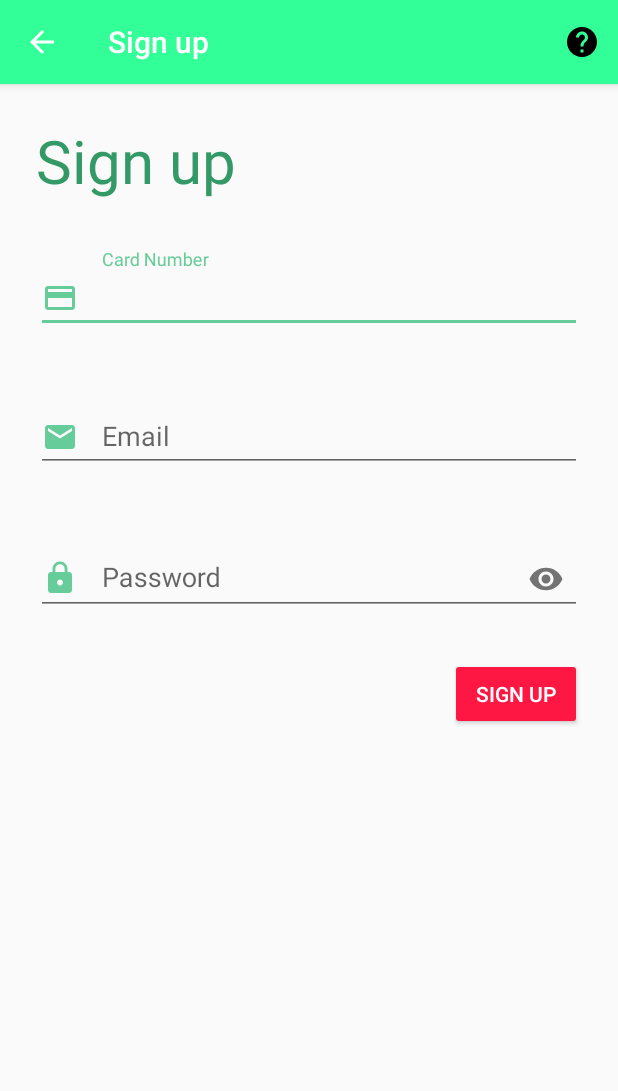
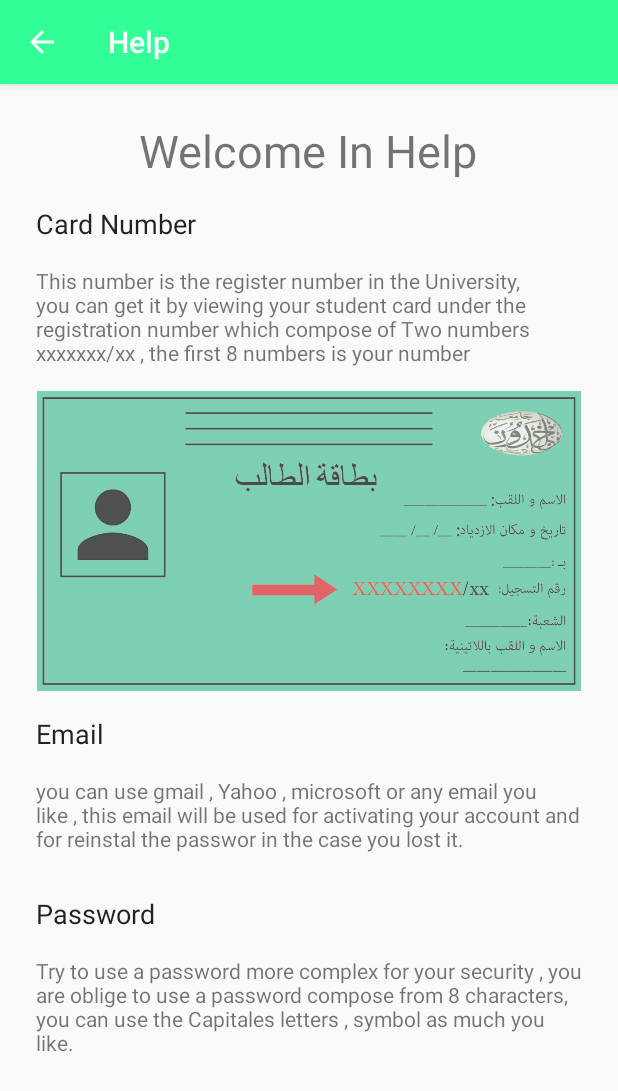
Before and after one commit to Younes-Charfaoui/Jami3aty-App, an Android app: the SignUpActivity screen opened directly, with no data from a screen before it, after a tap on "Help", on a phone screen of 412 x 824 dp. Shown: the top 1091 px of the screen. Run offline under Robolectric (Android 15) with nearby library versions, the phone set to English and light mode, and no system bars.

```diff
--- /dev/null
+++ b/app/src/main/java/com/ibnkhaldoun/studentside/HelpActivity.java
@@ -0,0 +1,21 @@
+package com.ibnkhaldoun.studentside;
+
+import android.os.Bundle;
+import android.support.design.widget.FloatingActionButton;
+import android.support.design.widget.Snackbar;
+import android.support.v7.app.AppCompatActivity;
+import android.support.v7.widget.Toolbar;
+import android.view.View;
+
+public class HelpActivity extends AppCompatActivity {
+
+    @Override
+    protected void onCreate(Bundle savedInstanceState) {
+        super.onCreate(savedInstanceState);
+        setContentView(R.layout.activity_help);
+        Toolbar toolbar = (Toolbar) findViewById(R.id.toolbar);
+        setSupportActionBar(toolbar);
+        getSupportActionBar().setDisplayHomeAsUpEnabled(true);
+    }
+
+}
--- /dev/null
+++ b/app/src/main/res/drawable/ic_help_white.xml
@@ -0,0 +1,9 @@
+<vector xmlns:android="http://schemas.android.com/apk/res/android"
+        android:width="24dp"
+        android:height="24dp"
+        android:viewportWidth="24.0"
+        android:viewportHeight="24.0">
+    <path
+        android:pathData="M12,2c-5.5,0 -10,4.5 -10,10s4.5,10 10,10c5.5,0 10,-4.5 10,-10S17.5,2 12,2zM13,19h-2v-2h2L13,19zM15.1,11.3l-0.9,0.9c-0.7,0.7 -1.2,1.3 -1.2,2.8h-2v-0.5c0,-1.1 0.5,-2.1 1.2,-2.8l1.2,-1.3c0.4,-0.4 0.6,-0.9 0.6,-1.4c0,-1.1 -0.9,-2 -2,-2s-2,0.9 -2,2h-2c0,-2.2 1.8,-4 4,-4s4,1.8 4,4C16,9.9 15.6,10.7 15.1,11.3z"
+        android:fillColor="#FFFFFF"/>
+</vector>
--- /dev/null
+++ b/app/src/main/res/layout-xlarge/content_help.xml
@@ -0,0 +1,77 @@
+<?xml version="1.0" encoding="utf-8"?>
+
+<ScrollView xmlns:android="http://schemas.android.com/apk/res/android"
+    xmlns:app="http://schemas.android.com/apk/res-auto"
+    xmlns:tools="http://schemas.android.com/tools"
+    android:layout_width="match_parent"
+    android:layout_height="match_parent"
+    android:orientation="vertical"
+    app:layout_behavior="@string/appbar_scrolling_view_behavior"
+    tools:context="com.ibnkhaldoun.studentside.HelpActivity"
+    tools:showIn="@layout/activity_help">
+
+    <LinearLayout
+        android:layout_width="match_parent"
+        android:layout_height="wrap_content"
+        android:orientation="vertical"
+        android:padding="24dp">
+
+        <TextView
+            android:layout_width="wrap_content"
+            android:layout_height="wrap_content"
+            android:layout_gravity="center_horizontal"
+            android:layout_marginBottom="16dp"
+            android:text="@string/welcome_in_help"
+            android:textSize="30sp" />
+
+        <TextView
+            android:layout_width="wrap_content"
+            android:layout_height="wrap_content"
+            android:layout_marginBottom="16dp"
+            android:text="@string/card_number_string"
+            android:textAppearance="@android:style/TextAppearance.Holo.Widget.ActionMode.Title" />
+
+        <TextView
+            android:layout_width="wrap_content"
+            android:layout_height="wrap_content"
+            android:layout_marginBottom="16dp"
+            android:text="@string/card_number_help" />
+
+        <ImageView
+            android:layout_width="match_parent"
+            android:layout_height="200dp"
+            android:alpha="0.7"
+            android:contentDescription="@string/student_card_description"
+            android:scaleType="fitCenter"
+            android:src="@drawable/student" />
+
+        <TextView
+            android:layout_width="wrap_content"
+            android:layout_height="wrap_content"
+            android:layout_marginBottom="16dp"
+            android:layout_marginTop="16dp"
+            android:text="@string/email_string"
+            android:textAppearance="@android:style/TextAppearance.Holo.Widget.ActionMode.Title" />
+
+        <TextView
+            android:layout_width="wrap_content"
+            android:layout_height="wrap_content"
+            android:layout_marginBottom="12dp"
+            android:text="@string/email_help" />
+
+        <TextView
+            android:layout_width="wrap_content"
+            android:layout_height="wrap_content"
+            android:layout_marginBottom="16dp"
+            android:layout_marginTop="16dp"
+            android:text="@string/password_string"
+            android:textAppearance="@android:style/TextAppearance.Holo.Widget.ActionMode.Title" />
+
+        <TextView
+            android:layout_width="wrap_content"
+            android:layout_height="wrap_content"
+            android:layout_marginBottom="12dp"
+            android:text="@string/password_help" />
+
+    </LinearLayout>
+</ScrollView>
--- /dev/null
+++ b/app/src/main/res/layout/activity_help.xml
@@ -0,0 +1,25 @@
+<?xml version="1.0" encoding="utf-8"?>
+<android.support.design.widget.CoordinatorLayout xmlns:android="http://schemas.android.com/apk/res/android"
+    xmlns:app="http://schemas.android.com/apk/res-auto"
+    xmlns:tools="http://schemas.android.com/tools"
+    android:layout_width="match_parent"
+    android:layout_height="match_parent"
+    tools:context="com.ibnkhaldoun.studentside.HelpActivity">
+
+    <android.support.design.widget.AppBarLayout
+        android:layout_width="match_parent"
+        android:layout_height="wrap_content"
+        android:theme="@style/AppTheme.AppBarOverlay">
+
+        <android.support.v7.widget.Toolbar
+            android:id="@+id/toolbar"
+            android:layout_width="match_parent"
+            android:layout_height="?attr/actionBarSize"
+            android:background="?attr/colorPrimary"
+            app:popupTheme="@style/AppTheme.PopupOverlay" />
+
+    </android.support.design.widget.AppBarLayout>
+
+    <include layout="@layout/content_help" />
+
+</android.support.design.widget.CoordinatorLayout>
--- /dev/null
+++ b/app/src/main/res/layout/content_help.xml
@@ -0,0 +1,77 @@
+<?xml version="1.0" encoding="utf-8"?>
+
+<ScrollView xmlns:android="http://schemas.android.com/apk/res/android"
+    xmlns:app="http://schemas.android.com/apk/res-auto"
+    xmlns:tools="http://schemas.android.com/tools"
+    android:layout_width="match_parent"
+    android:layout_height="match_parent"
+    android:orientation="vertical"
+    app:layout_behavior="@string/appbar_scrolling_view_behavior"
+    tools:context="com.ibnkhaldoun.studentside.HelpActivity"
+    tools:showIn="@layout/activity_help">
+
+    <LinearLayout
+        android:layout_width="match_parent"
+        android:layout_height="wrap_content"
+        android:orientation="vertical"
+        android:padding="24dp">
+
+        <TextView
+            android:layout_width="wrap_content"
+            android:layout_height="wrap_content"
+            android:layout_gravity="center_horizontal"
+            android:layout_marginBottom="16dp"
+            android:text="@string/welcome_in_help"
+            android:textSize="30sp" />
+
+        <TextView
+            android:layout_width="wrap_content"
+            android:layout_height="wrap_content"
+            android:layout_marginBottom="16dp"
+            android:text="@string/card_number_string"
+            android:textAppearance="@android:style/TextAppearance.Holo.Widget.ActionMode.Title" />
+
+        <TextView
+            android:layout_width="wrap_content"
+            android:layout_height="wrap_content"
+            android:layout_marginBottom="16dp"
+            android:text="@string/card_number_help" />
+
+        <ImageView
+            android:layout_width="match_parent"
+            android:layout_height="200dp"
+            android:alpha="0.7"
+            android:contentDescription="@string/student_card_description"
+            android:scaleType="fitCenter"
+            android:src="@drawable/student" />
+
+        <TextView
+            android:layout_width="wrap_content"
+            android:layout_height="wrap_content"
+            android:layout_marginBottom="16dp"
+            android:layout_marginTop="16dp"
+            android:text="@string/email_string"
+            android:textAppearance="@android:style/TextAppearance.Holo.Widget.ActionMode.Title" />
+
+        <TextView
+            android:layout_width="wrap_content"
+            android:layout_height="wrap_content"
+            android:layout_marginBottom="12dp"
+            android:text="@string/email_help" />
+
+        <TextView
+            android:layout_width="wrap_content"
+            android:layout_height="wrap_content"
+            android:layout_marginBottom="16dp"
+            android:layout_marginTop="16dp"
+            android:text="@string/password_string"
+            android:textAppearance="@android:style/TextAppearance.Holo.Widget.ActionMode.Title" />
+
+        <TextView
+            android:layout_width="wrap_content"
+            android:layout_height="wrap_content"
+            android:layout_marginBottom="12dp"
+            android:text="@string/password_help" />
+
+    </LinearLayout>
+</ScrollView>
--- a/app/src/main/res/layout/content_sign_up.xml
+++ b/app/src/main/res/layout/content_sign_up.xml
@@ -1,6 +1,4 @@
 <?xml version="1.0" encoding="utf-8"?>
-
-
 <ScrollView xmlns:android="http://schemas.android.com/apk/res/android"
     xmlns:app="http://schemas.android.com/apk/res-auto"
     xmlns:tools="http://schemas.android.com/tools"
@@ -34,7 +32,7 @@
             app:errorEnabled="true">
 
             <EditText
-                android:id="@+id/input_card_number"
+                android:id="@+id/input_card_number_sign_up"
                 android:layout_width="match_parent"
                 android:layout_height="wrap_content"
                 android:drawablePadding="16dp"
@@ -54,7 +52,7 @@
             app:errorEnabled="true">
 
             <EditText
-                android:id="@+id/input_email_username"
+                android:id="@+id/input_email_sign_up"
                 android:layout_width="match_parent"
                 android:layout_height="wrap_content"
                 android:drawablePadding="16dp"
@@ -86,6 +84,7 @@
         </android.support.design.widget.TextInputLayout>
 
         <Button
+            android:id="@+id/sign_up_button"
             android:layout_width="wrap_content"
             android:layout_height="wrap_content"
             android:backgroundTint="#FF1744"
--- a/app/src/main/res/menu/menu_sign_up.xml
+++ b/app/src/main/res/menu/menu_sign_up.xml
@@ -5,7 +5,7 @@
     <item
         android:id="@+id/action_help"
         android:orderInCategory="100"
-        android:icon="@drawable/ic_help"
+        android:icon="@drawable/ic_help_white"
         android:title="@string/action_help"
         app:showAsAction="always" />
 </menu>
--- a/app/src/main/res/values/strings.xml
+++ b/app/src/main/res/values/strings.xml
@@ -9,11 +9,22 @@
     <string name="sign_up">Create an Account</string>
     <string name="or">OR</string>
     <string name="valid_email">Invalid email</string>
-    <string name="password_empty">A password is required</string>
-    <string name="email_empty">A email is required</string>
+    <string name="valid_card_number">Invalid Card Number</string>
+    <string name="password_empty">An password is required</string>
+    <string name="card_number_empty">An card number is required</string>
+    <string name="email_empty">An email is required</string>
     <string name="valid_password">Use at least 8 characters</string>
     <string name="title_activity_sign_up">Sign up</string>
     <string name="action_help">Help</string>
     <string name="card_number_string">Card Number</string>
+    <string name="title_activity_help">Help</string>
+    <string name="card_number_help">This number is the register number in the University, you can get it by viewing your student card under the registration number which compose of Two numbers xxxxxxx/xx , the first 8 numbers is your number</string>
+    <string name="password_help">Try to use a password more complex for your security , you are oblige to use a password compose from 8 characters, you can use the Capitales letters , symbol as much you like.</string>
+    <string name="email_help">you can use gmail , Yahoo , microsoft or any email you like , this email will be used for activating your account and for reinstal the passwor in the case you lost it.</string>
+    <string name="welcome_in_help">Welcome In Help</string>
+    <string name="student_card_description">Student card in which we are demonstrating from where to get the card number</string>
+    <string name="title_activity_forget_password">Forget Password</string>
+    <string name="account_search">Please enter your email to search your account</string>
+    <string name="find_your_account_text">Find your account</string>
 
 </resources>
```
Also changed, not shown: app/src/main/AndroidManifest.xml (+18 -2 lines), app/src/main/java/com/ibnkhaldoun/studentside/ForgetPasswordActivity.java (added, +57 -0 lines), app/src/main/java/com/ibnkhaldoun/studentside/LoginActivity.java (+17 -15 lines), app/src/main/java/com/ibnkhaldoun/studentside/SignUpActivity.java (+65 -1 lines), app/src/main/res/layout/activity_forget_password.xml (added, +26 -0 lines), app/src/main/res/layout/activity_login.xml (+5 -7 lines), app/src/main/res/layout/content_forget_password.xml (added, +44 -0 lines), app/src/main/res/drawable/ic_help_black.xml (renamed from app/src/main/res/drawable/ic_help.xml), app/src/main/res/drawable/student.png (added).
